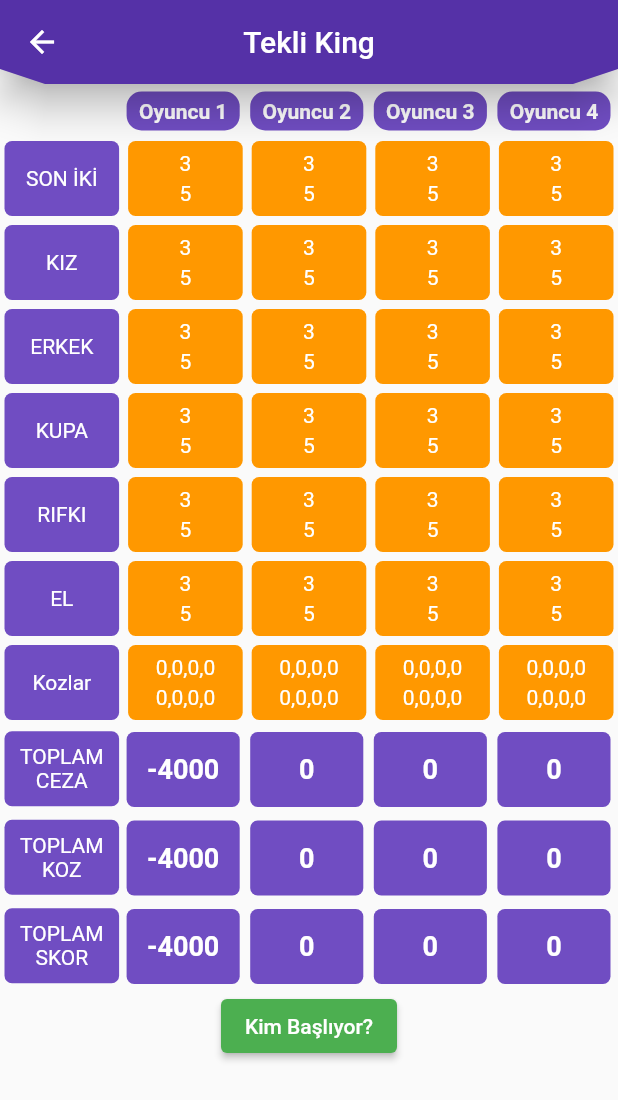
After one commit to VeliKarpuz/scoreboard_app, a Flutter app: the TekliKing screen opened directly, after a tap on "Kaydet", on a phone screen of 412 x 824 dp. The commit adds this screen. Shown: the top 1100 px of the screen. Run offline on Flutter 3.47's test engine with Material 2 defaults, Android fonts, the phone set to English and light mode, and no system bars; our stand-ins replace assets_audio_player, font_awesome_flutter.

Commit message:
King oyun yapılıyor

```diff
--- a/lib/const_names.dart
+++ b/lib/const_names.dart
@@ -21,6 +21,8 @@ class ConstNames {
   static const String vazgec = "Vazgeç";
   static const String devam = "Devam";
   static const String puanlar = "Puanlar";
+  static const String tekliKing = "Tekli King";
+  static const String esliKing = "Eşli King";
   static const String takim1 = "Takım 1";
   static const String takim2 = "Takım 2";
   static const String sureAyarlari = "Süre Ayarları";
--- /dev/null
+++ b/lib/widgets/king/esli_king/esli_king.dart
@@ -0,0 +1,10 @@
+import 'package:flutter/material.dart';
+
+class EsliKing extends StatelessWidget {
+  const EsliKing({super.key});
+
+  @override
+  Widget build(BuildContext context) {
+    return const Placeholder();
+  }
+}
--- a/lib/widgets/king/king.dart
+++ b/lib/widgets/king/king.dart
@@ -1,5 +1,8 @@
 import 'package:flutter/material.dart';
 import 'package:scoreboard_app/const_names.dart';
+import 'package:scoreboard_app/widgets/common_widgets/my_card_list.dart';
+import 'package:scoreboard_app/widgets/king/esli_king/esli_king.dart';
+import 'package:scoreboard_app/widgets/king/tekli_king/tekli_king.dart';
 
 class King extends StatefulWidget {
   const King({super.key});
@@ -15,9 +18,35 @@ class _KingState extends State<King> {
       appBar: AppBar(
         title: const Text(ConstNames.king),
       ),
-      body: const Center(
-        child: Text(ConstNames.tamamlanmadi),
+      body: Column(
+        children: [
+          Expanded(
+            child: ListView.builder(
+              itemCount: kingOyunlari.length,
+              itemBuilder: (BuildContext context, int index) {
+                return Card(
+                  child: ListTile(
+                    title: Text(
+                      kingOyunlariAd[index].toString(),
+                    ),
+                    leading: const Icon(Icons.gamepad_outlined),
+                    onTap: () {
+                      navigatorPush(context, kingOyunlari[index]);
+                    },
+                  ),
+                );
+              },
+            ),
+          ),
+        ],
       ),
     );
   }
 }
+
+List<Widget> kingOyunlari = [
+  TekliKing(),
+  EsliKing(),
+];
+
+List<String> kingOyunlariAd = ["Tekli King", "Eşli King"];
--- /dev/null
+++ b/lib/widgets/king/tekli_king/tablo_hucre_widgets/tablo_ceza_puan_hucresi.dart
@@ -0,0 +1,44 @@
+import 'package:flutter/material.dart';
+
+class TabloCezaPuanHucresi extends StatelessWidget {
+  TabloCezaPuanHucresi({
+    required this.ceza2,
+    required this.backgroundColor,
+    required this.ceza1,
+    required this.textColor,
+  });
+
+  final Color textColor;
+  final Color backgroundColor;
+  final int ceza1;
+  final int ceza2;
+  @override
+  Widget build(BuildContext context) {
+    return Expanded(
+      child: Container(
+        height: 50,
+        margin: const EdgeInsets.all(3),
+        padding: const EdgeInsets.all(5),
+        decoration: BoxDecoration(
+          borderRadius: BorderRadiusDirectional.circular(5),
+          color: backgroundColor,
+        ),
+        child: Center(
+          child: Column(
+            mainAxisAlignment: MainAxisAlignment.spaceAround,
+            children: [
+              Text(
+                ceza1.toString(),
+                style: TextStyle(color: textColor),
+              ),
+              Text(
+                ceza2.toString(),
+                style: TextStyle(color: textColor),
+              )
+            ],
+          ),
+        ),
+      ),
+    );
+  }
+}
--- /dev/null
+++ b/lib/widgets/king/tekli_king/tablo_hucre_widgets/tablo_isim_hucresi.dart
@@ -0,0 +1,51 @@
+import 'package:flutter/material.dart';
+
+import '../../../../const_names.dart';
+import '../tekli_king_oyun.dart';
+
+class TabloIsimHucresi extends StatefulWidget {
+  TabloIsimHucresi({
+    super.key,
+    required this.widget,
+    required this.textColor,
+    required this.oyuncu,
+    required this.onTap,
+    required this.isPlayerActive,
+  });
+
+  final TekliKingOyun widget;
+  final String oyuncu;
+  final Color textColor;
+  final VoidCallback onTap;
+  final bool isPlayerActive;
+
+  @override
+  State<TabloIsimHucresi> createState() => _TabloIsimHucresiState();
+}
+
+class _TabloIsimHucresiState extends State<TabloIsimHucresi> {
+  @override
+  Widget build(BuildContext context) {
+    return Expanded(
+      child: InkWell(
+        onTap: widget.onTap,
+        child: Container(
+          margin: EdgeInsets.only(bottom: 4, left: 2, top: 5, right: 5),
+          padding: EdgeInsets.all(5),
+          decoration: BoxDecoration(
+              borderRadius: BorderRadiusDirectional.circular(10),
+              color: ConstNames.satrancActiveColor),
+          child: Center(
+            child: Text(
+              widget.oyuncu,
+              style: TextStyle(
+                color: widget.textColor,
+                fontWeight: FontWeight.bold,
+              ),
+            ),
+          ),
+        ),
+      ),
+    );
+  }
+}
--- /dev/null
+++ b/lib/widgets/king/tekli_king/tablo_hucre_widgets/tablo_koz_puan_hucresi.dart
@@ -0,0 +1,47 @@
+import 'package:flutter/material.dart';
+
+class TabloKozPuanHucresi extends StatelessWidget {
+  TabloKozPuanHucresi({
+    required this.puan1,
+    required this.puan2,
+    required this.puan3,
+    required this.puan4,
+    required this.puan5,
+    required this.puan6,
+    required this.puan7,
+    required this.puan8,
+  });
+
+  final int puan1, puan2, puan3, puan4, puan5, puan6, puan7, puan8;
+  @override
+  Widget build(BuildContext context) {
+    return Expanded(
+      child: Container(
+        height: 50,
+        margin: EdgeInsets.all(3),
+        padding: EdgeInsets.all(5),
+        decoration: BoxDecoration(
+          borderRadius: BorderRadiusDirectional.circular(5),
+          color: Colors.orange,
+        ),
+        child: Center(
+          child: Column(
+            mainAxisAlignment: MainAxisAlignment.spaceAround,
+            children: [
+              Text(
+                "${puan1},${puan2},${puan3},${puan4}",
+                textAlign: TextAlign.center,
+                style: TextStyle(color: Colors.white),
+              ),
+              Text(
+                "${puan5},${puan6},${puan7},${puan8}",
+                textAlign: TextAlign.center,
+                style: TextStyle(color: Colors.white),
+              ),
+            ],
+          ),
+        ),
+      ),
+    );
+  }
+}
--- /dev/null
+++ b/lib/widgets/king/tekli_king/tablo_hucre_widgets/tablo_oyun_hucresi.dart
@@ -0,0 +1,32 @@
+import 'package:flutter/material.dart';
+
+import '../../../../const_names.dart';
+
+class TabloOyunHucresi extends StatelessWidget {
+  TabloOyunHucresi({
+    required this.isim,
+  });
+
+  final String isim;
+  @override
+  Widget build(BuildContext context) {
+    return Expanded(
+      child: Container(
+        height: 50,
+        margin: EdgeInsets.all(3),
+        padding: EdgeInsets.all(5),
+        decoration: BoxDecoration(
+          borderRadius: BorderRadiusDirectional.circular(5),
+          color: ConstNames.satrancActiveColor,
+        ),
+        child: Center(
+          child: Text(
+            isim,
+            textAlign: TextAlign.center,
+            style: TextStyle(color: Colors.white),
+          ),
+        ),
+      ),
+    );
+  }
+}
--- /dev/null
+++ b/lib/widgets/king/tekli_king/tablo_hucre_widgets/tablo_toplam_skor_hucresi.dart
@@ -0,0 +1,33 @@
+import 'package:flutter/material.dart';
+
+import '../../../../const_names.dart';
+
+class TabloToplamSkorHucresi extends StatelessWidget {
+  TabloToplamSkorHucresi({
+    super.key,
+    required this.skor,
+  });
+
+  final int skor;
+
+  @override
+  Widget build(BuildContext context) {
+    return Expanded(
+      child: Container(
+        height: 50,
+        margin: const EdgeInsets.only(bottom: 4, left: 2, top: 5, right: 5),
+        padding: const EdgeInsets.all(5),
+        decoration: BoxDecoration(
+            borderRadius: BorderRadiusDirectional.circular(5),
+            color: ConstNames.satrancActiveColor),
+        child: Center(
+          child: Text(
+            skor.toString(),
+            style: const TextStyle(
+                color: Colors.white, fontWeight: FontWeight.bold, fontSize: 18),
+          ),
+        ),
+      ),
+    );
+  }
+}
--- /dev/null
+++ b/lib/widgets/king/tekli_king/tekli_king.dart
@@ -0,0 +1,58 @@
+import 'package:flutter/material.dart';
+import 'package:scoreboard_app/const_names.dart';
+import 'package:scoreboard_app/widgets/common_widgets/my_card_list.dart';
+import 'package:scoreboard_app/widgets/common_widgets/my_text_form.dart';
+import 'package:scoreboard_app/widgets/king/tekli_king/tekli_king_oyun.dart';
+
+class TekliKing extends StatelessWidget {
+  TekliKing({super.key});
+
+  final TextEditingController oyuncu1 =
+      TextEditingController(text: ConstNames.oyuncu1);
+  final TextEditingController oyuncu2 =
+      TextEditingController(text: ConstNames.oyuncu2);
+  final TextEditingController oyuncu3 =
+      TextEditingController(text: ConstNames.oyuncu3);
+  final TextEditingController oyuncu4 =
+      TextEditingController(text: ConstNames.oyuncu4);
+
+  @override
+  Widget build(BuildContext context) {
+    return Scaffold(
+      appBar: AppBar(
+        title: const Text(ConstNames.tekliKing),
+      ),
+      body: SingleChildScrollView(
+        child: Column(
+          children: [
+            MyTextFormField(editing: oyuncu1, playerName: ConstNames.oyuncu1),
+            MyTextFormField(editing: oyuncu2, playerName: ConstNames.oyuncu2),
+            MyTextFormField(editing: oyuncu3, playerName: ConstNames.oyuncu3),
+            MyTextFormField(editing: oyuncu4, playerName: ConstNames.oyuncu4),
+            kaydetButton(context),
+          ],
+        ),
+      ),
+    );
+  }
+
+  ElevatedButton kaydetButton(BuildContext context) {
+    return ElevatedButton(
+      onPressed: () {
+        navigatorPush(
+          context,
+          TekliKingOyun(
+            oyuncu1: oyuncu1.text,
+            oyuncu2: oyuncu2.text,
+            oyuncu3: oyuncu3.text,
+            oyuncu4: oyuncu4.text,
+          ),
+        );
+      },
+      style: ElevatedButton.styleFrom(
+        backgroundColor: Color.fromARGB(255, 123, 107, 160),
+      ),
+      child: const Text(ConstNames.kaydet),
+    );
+  }
+}
--- /dev/null
+++ b/lib/widgets/king/tekli_king/tekli_king_oyun.dart
@@ -0,0 +1,342 @@
+import 'package:flutter/material.dart';
+import 'package:scoreboard_app/const_names.dart';
+import 'package:scoreboard_app/widgets/king/tekli_king/tablo_hucre_widgets/tablo_toplam_skor_hucresi.dart';
+import 'tablo_hucre_widgets/tablo_ceza_puan_hucresi.dart';
+import 'tablo_hucre_widgets/tablo_isim_hucresi.dart';
+import 'tablo_hucre_widgets/tablo_koz_puan_hucresi.dart';
+import 'tablo_hucre_widgets/tablo_oyun_hucresi.dart';
+
+class TekliKingOyun extends StatefulWidget {
+  TekliKingOyun(
+      {super.key,
+      required this.oyuncu1,
+      required this.oyuncu2,
+      required this.oyuncu3,
+      required this.oyuncu4});
+
+  final String oyuncu1, oyuncu2, oyuncu3, oyuncu4;
+
+  @override
+  State<TekliKingOyun> createState() => _TekliKingOyunState();
+}
+
+class _TekliKingOyunState extends State<TekliKingOyun> {
+  bool isGameStart = false;
+  bool isPlayerChosingActive = false;
+
+  @override
+  Widget build(BuildContext context) {
+    return Scaffold(
+      appBar: AppBar(
+        title: const Text(ConstNames.tekliKing),
+      ),
+      body: Column(
+        children: [
+          Row(
+            children: [
+              Expanded(child: SizedBox()),
+              TabloIsimHucresi(
+                onTap: () {},
+                widget: widget,
+                textColor: Colors.white,
+                oyuncu: widget.oyuncu1,
+                isPlayerActive: false,
+              ),
+              TabloIsimHucresi(
+                onTap: () {},
+                widget: widget,
+                textColor: Colors.white,
+                oyuncu: widget.oyuncu2,
+                isPlayerActive: false,
+              ),
+              TabloIsimHucresi(
+                onTap: () {},
+                widget: widget,
+                textColor: Colors.white,
+                oyuncu: widget.oyuncu3,
+                isPlayerActive: false,
+              ),
+              TabloIsimHucresi(
+                onTap: () {},
+                widget: widget,
+                textColor: Colors.white,
+                oyuncu: widget.oyuncu4,
+                isPlayerActive: false,
+              ),
+            ],
+          ),
+          Row(
+            children: [
+              TabloOyunHucresi(
+                isim: "SON İKİ",
+              ),
+              TabloCezaPuanHucresi(
+                backgroundColor: Colors.orange,
+                ceza1: 3,
+                ceza2: 5,
+                textColor: Colors.white,
+              ),
+              TabloCezaPuanHucresi(
+                backgroundColor: Colors.orange,
+                ceza1: 3,
+                ceza2: 5,
+                textColor: Colors.white,
+              ),
+              TabloCezaPuanHucresi(
+                backgroundColor: Colors.orange,
+                ceza1: 3,
+                ceza2: 5,
+                textColor: Colors.white,
+              ),
+              TabloCezaPuanHucresi(
+                backgroundColor: Colors.orange,
+                ceza1: 3,
+                ceza2: 5,
+                textColor: Colors.white,
+              ),
+            ],
+          ),
+          Row(
+            children: [
+              TabloOyunHucresi(
+                isim: "KIZ",
+              ),
+              TabloCezaPuanHucresi(
+                backgroundColor: Colors.orange,
+                ceza1: 3,
+                ceza2: 5,
+                textColor: Colors.white,
+              ),
+              TabloCezaPuanHucresi(
+                backgroundColor: Colors.orange,
+                ceza1: 3,
+                ceza2: 5,
+                textColor: Colors.white,
+              ),
+              TabloCezaPuanHucresi(
+                backgroundColor: Colors.orange,
+                ceza1: 3,
+                ceza2: 5,
+                textColor: Colors.white,
+              ),
+              TabloCezaPuanHucresi(
+                backgroundColor: Colors.orange,
+                ceza1: 3,
+                ceza2: 5,
+                textColor: Colors.white,
+              ),
+            ],
+          ),
+          Row(
+            children: [
+              TabloOyunHucresi(
+                isim: "ERKEK",
+              ),
+              TabloCezaPuanHucresi(
+                backgroundColor: Colors.orange,
+                ceza1: 3,
+                ceza2: 5,
+                textColor: Colors.white,
+              ),
+              TabloCezaPuanHucresi(
+                backgroundColor: Colors.orange,
+                ceza1: 3,
+                ceza2: 5,
+                textColor: Colors.white,
+              ),
+              TabloCezaPuanHucresi(
+                backgroundColor: Colors.orange,
+                ceza1: 3,
+                ceza2: 5,
+                textColor: Colors.white,
+              ),
+              TabloCezaPuanHucresi(
+                backgroundColor: Colors.orange,
+                ceza1: 3,
+                ceza2: 5,
+                textColor: Colors.white,
+              ),
+            ],
+          ),
+          Row(
+            children: [
+              TabloOyunHucresi(
+                isim: "KUPA",
+              ),
+              TabloCezaPuanHucresi(
+                backgroundColor: Colors.orange,
+                ceza1: 3,
+                ceza2: 5,
+                textColor: Colors.white,
+              ),
+              TabloCezaPuanHucresi(
+                backgroundColor: Colors.orange,
+                ceza1: 3,
+                ceza2: 5,
+                textColor: Colors.white,
+              ),
+              TabloCezaPuanHucresi(
+                backgroundColor: Colors.orange,
+                ceza1: 3,
+                ceza2: 5,
+                textColor: Colors.white,
+              ),
+              TabloCezaPuanHucresi(
+                backgroundColor: Colors.orange,
+                ceza1: 3,
+                ceza2: 5,
+                textColor: Colors.white,
+              ),
+            ],
+          ),
+          Row(
+            children: [
+              TabloOyunHucresi(
+                isim: "RIFKI",
+              ),
+              TabloCezaPuanHucresi(
+                backgroundColor: Colors.orange,
+                ceza1: 3,
+                ceza2: 5,
+                textColor: Colors.white,
+              ),
+              TabloCezaPuanHucresi(
+                backgroundColor: Colors.orange,
+                ceza1: 3,
+                ceza2: 5,
+                textColor: Colors.white,
+              ),
+              TabloCezaPuanHucresi(
+                backgroundColor: Colors.orange,
+                ceza1: 3,
+                ceza2: 5,
+                textColor: Colors.white,
+              ),
+              TabloCezaPuanHucresi(
+                backgroundColor: Colors.orange,
+                ceza1: 3,
+                ceza2: 5,
+                textColor: Colors.white,
+              ),
+            ],
+          ),
+          Row(
+            children: [
+              TabloOyunHucresi(
+                isim: "EL",
+              ),
+              TabloCezaPuanHucresi(
+                backgroundColor: Colors.orange,
+                ceza1: 3,
+                ceza2: 5,
+                textColor: Colors.white,
+              ),
+              TabloCezaPuanHucresi(
+                backgroundColor: Colors.orange,
+                ceza1: 3,
+                ceza2: 5,
+                textColor: Colors.white,
+              ),
+              TabloCezaPuanHucresi(
+                backgroundColor: Colors.orange,
+                ceza1: 3,
+                ceza2: 5,
+                textColor: Colors.white,
+              ),
+              TabloCezaPuanHucresi(
+                backgroundColor: Colors.orange,
+                ceza1: 3,
+                ceza2: 5,
+                textColor: Colors.white,
+              ),
+            ],
+          ),
+          Row(
+            children: [
+              TabloOyunHucresi(isim: "Kozlar"),
+              TabloKozPuanHucresi(
+                puan1: 0,
+                puan2: 0,
+                puan3: 0,
+                puan4: 0,
+                puan5: 0,
+                puan6: 0,
+                puan7: 0,
+                puan8: 0,
+              ),
+              TabloKozPuanHucresi(
+                puan1: 0,
+                puan2: 0,
+                puan3: 0,
+                puan4: 0,
+                puan5: 0,
+                puan6: 0,
+                puan7: 0,
+                puan8: 0,
+              ),
+              TabloKozPuanHucresi(
+                puan1: 0,
+                puan2: 0,
+                puan3: 0,
+                puan4: 0,
+                puan5: 0,
+                puan6: 0,
+                puan7: 0,
+                puan8: 0,
+              ),
+              TabloKozPuanHucresi(
+                puan1: 0,
+                puan2: 0,
+                puan3: 0,
+                puan4: 0,
+                puan5: 0,
+                puan6: 0,
+                puan7: 0,
+                puan8: 0,
+              ),
+            ],
+          ),
+          Row(
+            children: [
+              TabloOyunHucresi(isim: "TOPLAM CEZA"),
+              TabloToplamSkorHucresi(skor: -4000),
+              TabloToplamSkorHucresi(skor: 0),
+              TabloToplamSkorHucresi(skor: 0),
+              TabloToplamSkorHucresi(skor: 0),
+            ],
+          ),
+          Row(
+            children: [
+              TabloOyunHucresi(isim: "TOPLAM KOZ"),
+              TabloToplamSkorHucresi(skor: -4000),
+              TabloToplamSkorHucresi(skor: 0),
+              TabloToplamSkorHucresi(skor: 0),
+              TabloToplamSkorHucresi(skor: 0),
+            ],
+          ),
+          Row(
+            children: [
+              TabloOyunHucresi(isim: "TOPLAM SKOR"),
+              TabloToplamSkorHucresi(skor: -4000),
+              TabloToplamSkorHucresi(skor: 0),
+              TabloToplamSkorHucresi(skor: 0),
+              TabloToplamSkorHucresi(skor: 0),
+            ],
+          ),
+          ElevatedButton(
+            onPressed: () {
+              setState(() {
+                isGameStart == false ? isPlayerChosingActive = true : false;
+                isGameStart = true;
+              });
+            },
+            style: ElevatedButton.styleFrom(
+              backgroundColor: Colors.green,
+            ),
+            child: isGameStart == false ? Text("Kim Başlıyor?") : Text("Devam"),
+          )
+        ],
+      ),
+    );
+  }
+}
```
